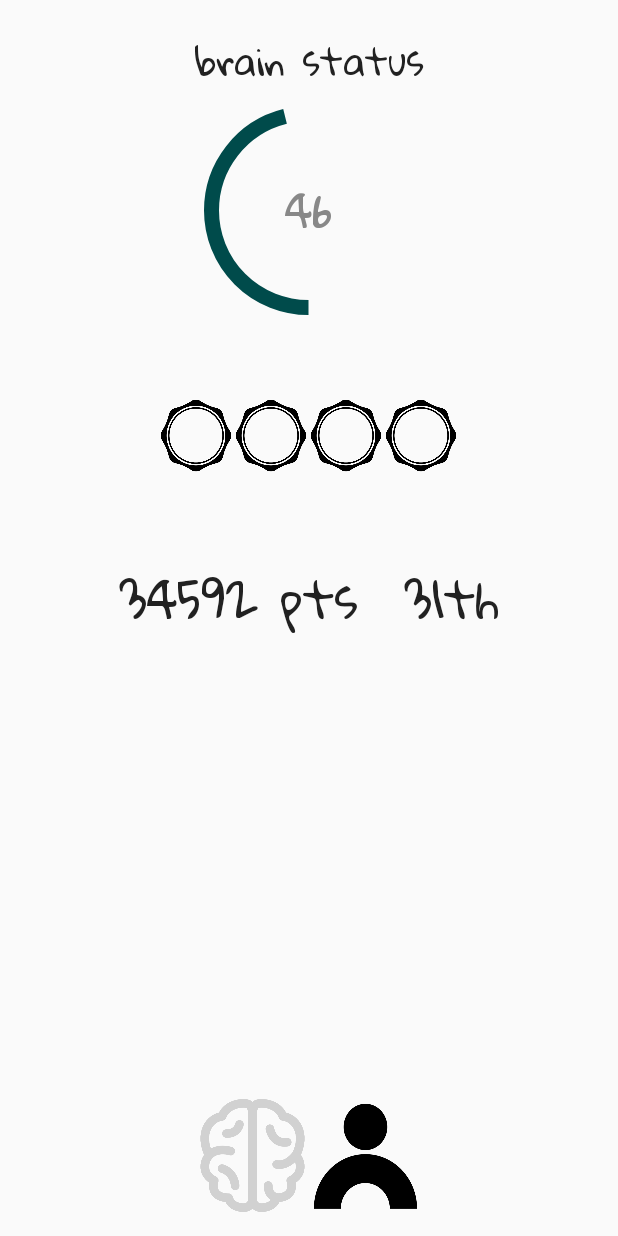
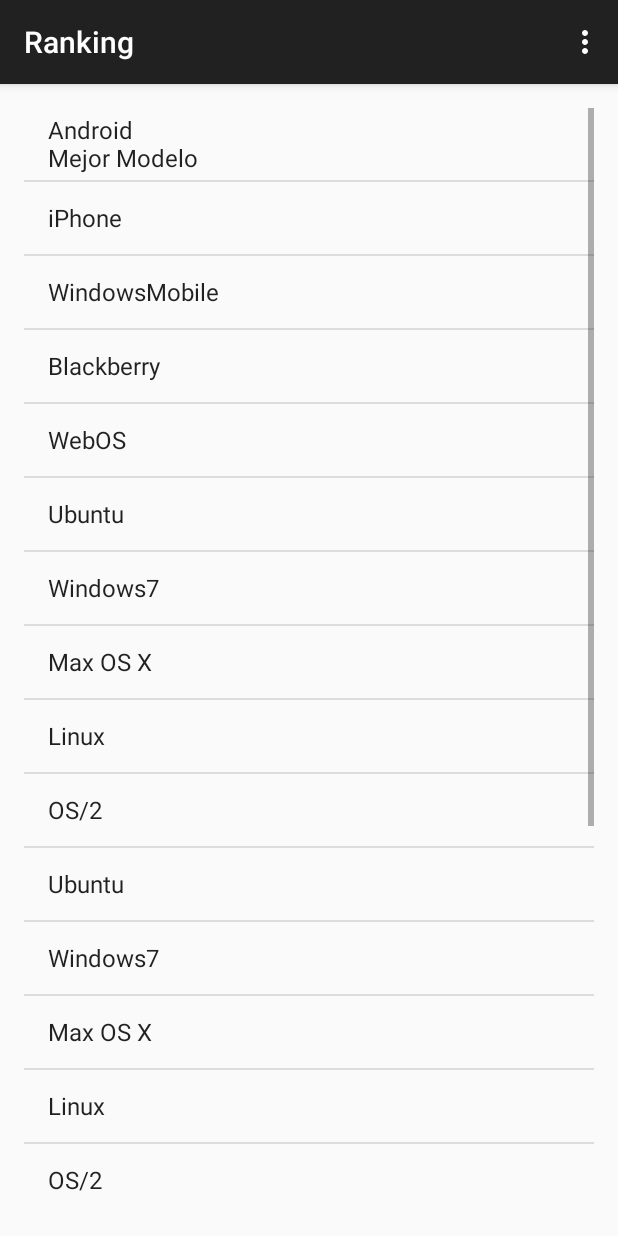
Before and after one commit to ButterFlyDevs/BrainStudio, an Android app: the screen it shows after launch (ActividadPrincipal before the commit, Ranking after it), after a tap on an icon or button, on a phone screen of 412 x 824 dp. Run offline under Robolectric (Android 15) with nearby library versions, the phone set to English and light mode, and no system bars.

Commit message:
Creadas las clases para niveles y ranking. Implementado un ListView para ver la lista de puntuaciones de una forma un poco mejor y tener mejor control sobre ella. Se ha conseguido añadir un boton en tiempo de ejcución para el tema de los niveles pero no se consigue hacer los mismo con el circularProgress, hay que seguir intentandolo

```diff
--- a/app/build.gradle
+++ b/app/build.gradle
@@ -6,7 +6,7 @@ android {
 
     defaultConfig {
         applicationId "butterflydevs.brainstudio"
-        minSdkVersion 14
+        minSdkVersion 16
         targetSdkVersion 22
         versionCode 1
         versionName "1.0"
--- a/app/src/main/java/butterflydevs/brainstudio/ActividadPrincipal.java
+++ b/app/src/main/java/butterflydevs/brainstudio/ActividadPrincipal.java
@@ -1,15 +1,20 @@
 package butterflydevs.brainstudio;
 
 import android.app.Activity;
+import android.app.Dialog;
+import android.app.DialogFragment;
+import android.app.FragmentTransaction;
 import android.content.Intent;
 import android.graphics.Color;
 import android.graphics.Typeface;
 import android.os.Handler;
 import android.support.v7.app.ActionBarActivity;
 import android.os.Bundle;
+import android.view.LayoutInflater;
 import android.view.Menu;
 import android.view.MenuItem;
 import android.view.View;
+import android.view.ViewGroup;
 import android.view.animation.Animation;
 import android.view.animation.AnimationUtils;
 import android.widget.Button;
@@ -30,10 +35,26 @@ public class ActividadPrincipal extends Activity {
     private TextView customFont, customFont2;
 
 
+
+
     @Override
     protected void onCreate(Bundle savedInstanceState) {
         super.onCreate(savedInstanceState);
         setContentView(R.layout.activity_actividad_principal);
+
+        this.runFragment();
+        /*
+        synchronized(this) {
+            try {
+                Thread.sleep(2000);
+            } catch (InterruptedException e) {
+                e.printStackTrace();
+            }
+        }
+        */
+
+
+
         Animation loopParpadeante = AnimationUtils.loadAnimation(this, R.anim.animacionbotonplay);
 
         colors = getResources().getStringArray(R.array.colors);
@@ -48,9 +69,9 @@ public class ActividadPrincipal extends Activity {
                     @Override
                     public void onClick(View v) {
                         //Creamos el Intent
-                       // Intent intent = new Intent(ActividadPrincipal.this, ActividadNiveles.class);
+                        Intent intent = new Intent(ActividadPrincipal.this, Ranking.class);
                         //Iniciamos la nueva actividad
-                        //startActivity(intent);
+                        startActivity(intent);
                     }
                 }
         );
@@ -122,6 +143,31 @@ public class ActividadPrincipal extends Activity {
 
     }
 
+    private void runFragment() {
+
+
+        //Declaramos una nueva hebra
+        new Thread() {
+            //Le decimos lo que queremos que haga:
+            public void run() {
+
+                FragmentTransaction ft = getFragmentManager().beginTransaction();
+                MyDialogFragment frag = new MyDialogFragment();
+                frag.show(ft, "txn_tag");
+
+
+                try {
+                    Thread.sleep(2000);
+                } catch (InterruptedException e) {
+                    e.printStackTrace();
+                }
+
+                frag.dismiss();
+
+            }
+        }.start();
+    }
+
     @Override
     protected void onResume(){
         super.onResume();
@@ -134,5 +180,36 @@ public class ActividadPrincipal extends Activity {
         handler.removeCallbacks(r);
     }
 
+    /*
+    Para crear un fragment tenemos que extender de una de las subclases de fragment,
+    DialogFragment, ListFragment, PreferenceFragment o WebViewFragment
+     */
+    static public class MyDialogFragment extends DialogFragment {
+
+
+
+        @Override
+        public void onCreate(Bundle savedInstanceState) {
+            super.onCreate(savedInstanceState);
+            setStyle(DialogFragment.STYLE_NORMAL, R.style.MY_DIALOG);
+        }
+
+        @Override
+        public void onStart() {
+            super.onStart();
+            Dialog d = getDialog();
+            if (d != null) {
+                int width = ViewGroup.LayoutParams.MATCH_PARENT;
+                int height = ViewGroup.LayoutParams.MATCH_PARENT;
+                d.getWindow().setLayout(width, height);
+            }
+        }
+
+        @Override
+        public View onCreateView(LayoutInflater inflater, ViewGroup container, Bundle savedInstanceState) {
+            View root = inflater.inflate(R.layout.fragment_entrada, container, false);
+            return root;
+        }
+    }
 
 }
--- /dev/null
+++ b/app/src/main/java/butterflydevs/brainstudio/Ranking.java
@@ -0,0 +1,117 @@
+package butterflydevs.brainstudio;
+
+import android.content.Context;
+import android.support.v7.app.ActionBarActivity;
+import android.os.Bundle;
+import android.view.Menu;
+import android.view.MenuItem;
+import android.view.View;
+import android.widget.AdapterView;
+import android.widget.ArrayAdapter;
+import android.widget.ListView;
+
+import java.util.ArrayList;
+import java.util.HashMap;
+import java.util.List;
+
+
+public class Ranking extends ActionBarActivity {
+
+    @Override
+    protected void onCreate(Bundle savedInstanceState) {
+        super.onCreate(savedInstanceState);
+        setContentView(R.layout.activity_ranking);
+
+        //Asociamos el listview de la vista
+        final ListView listview = (ListView)findViewById(R.id.listview);
+        //Creamos un vector de elementos
+        String[] values = new String[] { "Android\nMejor Modelo", "iPhone", "WindowsMobile",
+                "Blackberry", "WebOS", "Ubuntu", "Windows7", "Max OS X",
+                "Linux", "OS/2", "Ubuntu", "Windows7", "Max OS X", "Linux",
+                "OS/2", "Ubuntu", "Windows7", "Max OS X", "Linux", "OS/2",
+                "Android", "iPhone", "WindowsMobile" };
+        //Creamos un arrayList e introducimos los elementos del vector
+        final ArrayList<String> list = new ArrayList<String>();
+        for (int i = 0; i < values.length; ++i) {
+            list.add(values[i]);
+        }
+
+        //Ahora le pasamos la lista a nuestro StableArrayAdapter
+        final StableArrayAdapter adapter = new StableArrayAdapter(this,
+                android.R.layout.simple_list_item_1, list);
+
+        //Configuramos el listView de la vista con el adaptador de Arrays que hemos creado.
+        listview.setAdapter(adapter);
+
+
+        listview.setOnItemClickListener(new AdapterView.OnItemClickListener() {
+
+            @Override
+            public void onItemClick(AdapterView<?> parent, final View view,
+                                    int position, long id) {
+                final String item = (String) parent.getItemAtPosition(position);
+                view.animate().setDuration(2000).alpha(0)
+                        .withEndAction(new Runnable() {
+                            @Override
+                            public void run() {
+                                list.remove(item);
+                                adapter.notifyDataSetChanged();
+                                view.setAlpha(1);
+                            }
+                        });
+            }
+
+        });
+
+
+    }
+
+
+    @Override
+    public boolean onCreateOptionsMenu(Menu menu) {
+        // Inflate the menu; this adds items to the action bar if it is present.
+        getMenuInflater().inflate(R.menu.menu_ranking, menu);
+        return true;
+    }
+
+    @Override
+    public boolean onOptionsItemSelected(MenuItem item) {
+        // Handle action bar item clicks here. The action bar will
+        // automatically handle clicks on the Home/Up button, so long
+        // as you specify a parent activity in AndroidManifest.xml.
+        int id = item.getItemId();
+
+        //noinspection SimplifiableIfStatement
+        if (id == R.id.action_settings) {
+            return true;
+        }
+
+        return super.onOptionsItemSelected(item);
+    }
+
+    //Clase que configura el adaptador del Array,
+    private class StableArrayAdapter extends ArrayAdapter<String> {
+
+        HashMap<String, Integer> mIdMap = new HashMap<String, Integer>();
+
+        public StableArrayAdapter(Context context, int textViewResourceId,
+                                  List<String> objects) {
+            super(context, textViewResourceId, objects);
+            for (int i = 0; i < objects.size(); ++i) {
+                mIdMap.put(objects.get(i), i);
+            }
+        }
+
+        @Override
+        public long getItemId(int position) {
+            String item = getItem(position);
+            return mIdMap.get(item);
+        }
+
+        @Override
+        public boolean hasStableIds() {
+            return true;
+        }
+
+    }
+}
--- /dev/null
+++ b/app/src/main/res/layout/activity_ranking.xml
@@ -0,0 +1,14 @@
+<RelativeLayout xmlns:android="http://schemas.android.com/apk/res/android"
+    xmlns:tools="http://schemas.android.com/tools" android:layout_width="match_parent"
+    android:layout_height="match_parent" android:paddingLeft="@dimen/activity_horizontal_margin"
+    android:paddingRight="@dimen/activity_horizontal_margin"
+    android:paddingTop="@dimen/activity_vertical_margin"
+    android:paddingBottom="@dimen/activity_vertical_margin"
+    tools:context="butterflydevs.brainstudio.Ranking">
+
+    <ListView xmlns:android="http://schemas.android.com/apk/res/android"
+        android:id="@+id/listview"
+        android:layout_width="wrap_content"
+        android:layout_height="wrap_content" />
+
+</RelativeLayout>
--- /dev/null
+++ b/app/src/main/res/menu/menu_ranking.xml
@@ -0,0 +1,7 @@
+<menu xmlns:android="http://schemas.android.com/apk/res/android"
+    xmlns:app="http://schemas.android.com/apk/res-auto"
+    xmlns:tools="http://schemas.android.com/tools"
+    tools:context="butterflydevs.brainstudio.Ranking">
+    <item android:id="@+id/action_settings" android:title="@string/action_settings"
+        android:orderInCategory="100" app:showAsAction="never" />
+</menu>
--- a/app/src/main/res/values/strings.xml
+++ b/app/src/main/res/values/strings.xml
@@ -9,4 +9,6 @@
 
     <string name="hello_world">Hello world!</string>
     <string name="action_settings">Settings</string>
+    <string name="title_activity_niveles">Niveles</string>
+        <string name="title_activity_ranking">Ranking</string>
 </resources>
--- a/app/src/main/res/values/styles.xml
+++ b/app/src/main/res/values/styles.xml
@@ -5,4 +5,10 @@
         <!-- Customize your theme here. -->
     </style>
 
+    <style name="MY.DIALOG" parent="android:Theme" >
+        <item name="android:windowNoTitle">true</item>
+        <item name="android:windowFullscreen">true</item>
+        <item name="android:windowIsFloating">false</item>
+    </style>
+
 </resources>
```
Also changed, not shown: app/src/main/AndroidManifest.xml (+8 -0 lines), app/src/main/java/butterflydevs/brainstudio/Niveles.java (added, +153 -0 lines), app/src/main/res/layout/activity_niveles.xml (added, +67 -0 lines), app/src/main/res/layout/elemento_lista.xml (added, +41 -0 lines), app/src/main/res/layout/fragment_entrada.xml (added, +30 -0 lines), app/src/main/res/menu/menu_niveles.xml (added, +7 -0 lines), app/src/main/res/xml/attrs.xml (added, +11 -0 lines).
